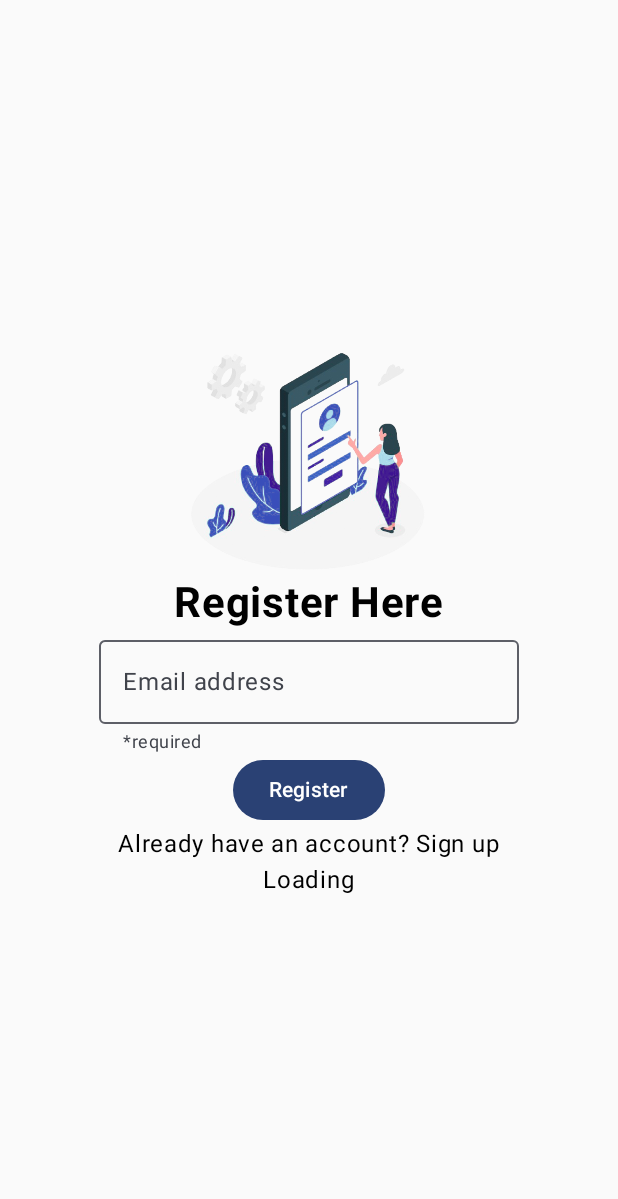
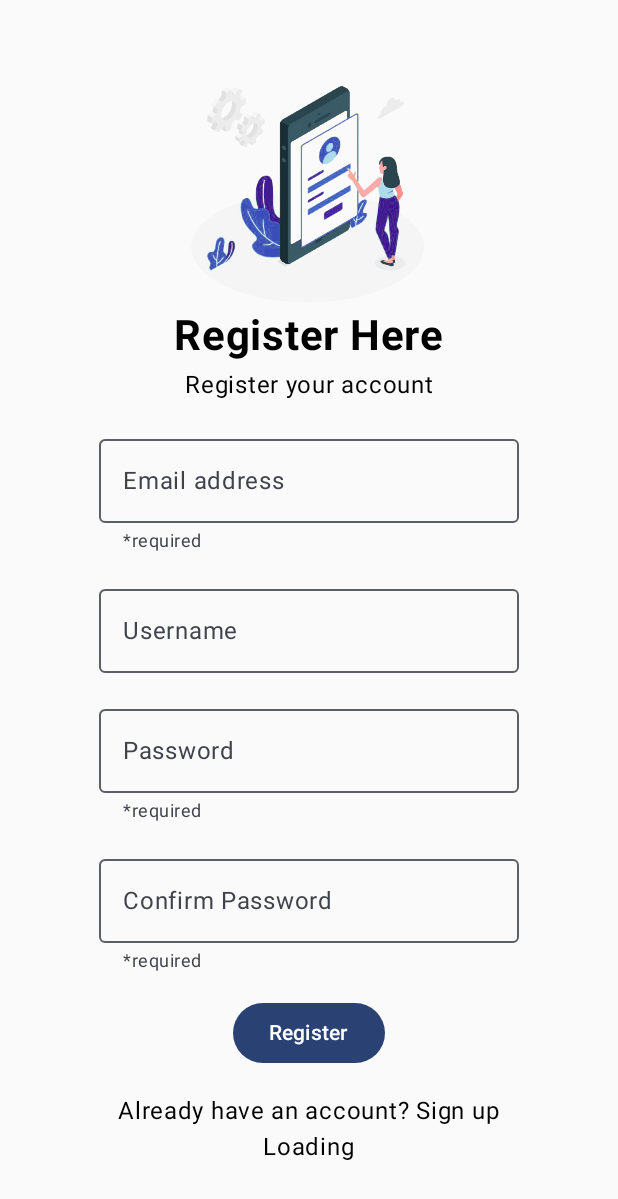
Before and after one commit to cyberguard360/ngit-sangraha360.org, an Android app built with Jetpack Compose: the register_page screen opened through its navigation route, on a phone screen of 412 x 824 dp. Shown: the top 1199 px of the screen. Run offline under Robolectric (Android 15) with nearby library versions, the light colour scheme and no system bars.

Commit message:
required changes

```diff
--- a/sg360_app/app/src/main/java/com/example/sg360/Navigation.kt
+++ b/sg360_app/app/src/main/java/com/example/sg360/Navigation.kt
@@ -101,7 +101,6 @@ fun Sg360NavHost(
         }
 
         composable(Routes.dashboard) {
-            println("Dashboard")
             val dashBoardViewModel: DashBoardViewModel = viewModel(
                 factory = DashBoardViewModel.Factory
             )
--- a/sg360_app/app/src/main/java/com/example/sg360/dashboard/AppList.kt
+++ b/sg360_app/app/src/main/java/com/example/sg360/dashboard/AppList.kt
@@ -30,8 +30,6 @@ import androidx.compose.ui.unit.dp
 fun AppList(apklist: List<String>, onItemSelected: (String) -> Unit) {
     var isExpanded by remember { mutableStateOf(false) }
     var selectedIndex by remember { mutableStateOf("Select Application") }
-    println("apklist")
-    println(apklist)
 
     Column (
         modifier = Modifier
--- a/sg360_app/app/src/main/java/com/example/sg360/dashboard/DashBoardScreen.kt
+++ b/sg360_app/app/src/main/java/com/example/sg360/dashboard/DashBoardScreen.kt
@@ -51,9 +51,7 @@ fun DashBoard(
         Button(
             onClick = {
                 if (selectedApp != "Select Application") {
-                    println(selectedApp)
                     sendData(selectedApp)
-                    println("Done")
                 } else {
                     // Handle case when nothing is selected
                     // For example, show a toast or display an error message
--- a/sg360_app/app/src/main/java/com/example/sg360/dashboard/DashBoardViewModel.kt
+++ b/sg360_app/app/src/main/java/com/example/sg360/dashboard/DashBoardViewModel.kt
@@ -100,13 +100,10 @@ class DashBoardViewModel(
         viewModelScope.launch {
             try {
                 val accessToken = userRepository.accessToken.firstOrNull()
-                println("HElerererer$accessToken")
-                println(accessToken)
                 val headerBody = "Bearer $accessToken"
                 val username = userRepository.username.firstOrNull()
                 val dataBody = activity.appFeatures(username, selectedApp)
                 val response = SgApi.retrofitService.sendData(dataBody,headerBody)
-                println(response.toString())
                 dashBoardUiState = DashBoardUiState.Success(response) // Update state with response
             } catch (e: IOException) {
                 println(e)
--- a/sg360_app/app/src/main/java/com/example/sg360/dashboard/FeatuersList.kt
+++ b/sg360_app/app/src/main/java/com/example/sg360/dashboard/FeatuersList.kt
@@ -103,7 +103,6 @@ class staticFeatures(context: Context) {
             totalTransmittedBytes = TrafficStats.getTotalTxBytes().toDouble(),
             totalTransmittedPackets = TrafficStats.getTotalTxPackets().toDouble()
         )
-        println(statsData)
         return statsData
     }
 
--- a/sg360_app/app/src/main/java/com/example/sg360/models/loginres.kt
+++ b/sg360_app/app/src/main/java/com/example/sg360/models/loginres.kt
@@ -7,6 +7,6 @@ package com.example.sg360.models
  * @property refreshToken The refresh token of the user.
  */
 data class loginres(
-    val accessToken: String, // The access token of the user.
-    val refreshToken: String // The refresh token of the user.
+    val access: String, // The access token of the user.
+    val refresh: String // The refresh token of the user.
 )
--- a/sg360_app/app/src/main/java/com/example/sg360/signinsignup/RegisterScreen.kt
+++ b/sg360_app/app/src/main/java/com/example/sg360/signinsignup/RegisterScreen.kt
@@ -29,16 +29,6 @@ import androidx.compose.ui.unit.dp
 import androidx.compose.ui.unit.sp
 import com.example.sg360.R
 
-/**
- * RegisterScreen is a Composable function that displays a screen for registering a new account.
- *
- * @param navigateToLogin A lambda function that navigates to the login screen when called.
- * @param navigateToVerify A lambda function that navigates to the verification screen when called.
- * @param signInUiState The current state of the sign-in process.
- * @param signInCall A lambda function that performs the sign-in process.
- *
- * @return Unit.
- */
 @Composable
 fun RegisterScreen(
     navigateToLogin: () -> Unit,
@@ -46,49 +36,103 @@ fun RegisterScreen(
     signInUiState: SignInUiState,
     signInCall: (email: String, username:String, password: String, confirmPass: String, tc: String ) -> Unit
 ){
-    // Variables to hold user input
+
     var email by remember { mutableStateOf("") }
+
     var password by remember { mutableStateOf("") }
+
     var password2 by remember { mutableStateOf("") }
+
     var username by remember { mutableStateOf("") }
 
-    // Variables to track errors
     var emailError by remember { mutableStateOf(false) }
+
     var passError by remember { mutableStateOf(false) }
 
-    // Variables to control dialog behavior
     var showDialog by remember { mutableStateOf(false) }
+
     var title by remember { mutableStateOf("") }
+
     var message by remember { mutableStateOf("") }
+
     var answer by remember { mutableStateOf("") }
 
-    // Main layout
     Column(
         modifier = Modifier.fillMaxSize(),
         verticalArrangement = Arrangement.Center,
         horizontalAlignment = Alignment.CenterHorizontally
     ) {
-        // Image and greeting
-        Image(painter = painterResource(id = R.drawable.a),
-            contentDescription = "Login image",
+        Image(painter = painterResource(id = R.drawable.a), contentDescription = "Login image",
             modifier = Modifier.size(160.dp))
+
         Text(text = "Register Here", fontSize = 28.sp, fontWeight = FontWeight.Bold)
 
-        // Input fields
-        OutlinedTextField(value = email,
-            onValueChange = { email = it; emailError = false },
-            label = { Text(text = "Email address") },
-            supportingText = { Text(text = "*required") },
-            keyboardOptions = KeyboardOptions(
-                keyboardType = KeyboardType.Email,
-                imeAction = ImeAction.Next
-            ), singleLine= true,
+        Spacer(modifier = Modifier.height(4.dp))
+
+        Text(text = "Register your account")
+
+        Spacer(modifier = Modifier.height(16.dp))
+
+        OutlinedTextField(value = email, onValueChange = {
+            email = it
+            emailError = false
+        }, label = {
+            Text(text = "Email address")
+        }, supportingText = {
+            Text(text = "*required")
+        }, keyboardOptions = KeyboardOptions(
+            keyboardType = KeyboardType.Email,
+            imeAction = ImeAction.Next
+        ), singleLine= true,
             isError = emailError)
 
-        // Button to trigger registration
+        Spacer(modifier = Modifier.height(16.dp))
+
+        OutlinedTextField(value = username, onValueChange = {
+            username = it
+        }, label = {
+            Text(text = "Username")
+        }, keyboardOptions = KeyboardOptions(
+            imeAction = ImeAction.Next
+        ), singleLine= true)
+
+        Spacer(modifier = Modifier.height(16.dp))
+
+        OutlinedTextField(value = password, onValueChange = {
+            password = it
+            passError = false
+        }, label = {
+            Text(text = "Password")
+        }, supportingText = {
+            Text(text = "*required")
+        }, keyboardOptions = KeyboardOptions(
+            imeAction = ImeAction.Next
+        ), singleLine= true ,
+            isError =passError,
+            visualTransformation = PasswordVisualTransformation()
+        )
+
+        Spacer(modifier = Modifier.height(16.dp))
+
+        OutlinedTextField(value = password2, onValueChange = {
+            password2 = it
+            passError = false
+        }, label = {
+            Text(text = "Confirm Password")
+        }, supportingText = {
+            Text(text = "*required")
+        }, keyboardOptions = KeyboardOptions(
+            imeAction = ImeAction.Next
+        ), singleLine= true,
+            isError = password != password2,
+            visualTransformation = PasswordVisualTransformation()
+        )
+
+        Spacer(modifier = Modifier.height(16.dp))
+
         Button(onClick = {
-            // Check input validity and set errors if needed
             if (!email.contains("@gmail.com")) {
+                // Set showDialog to true to show the error dialog
                 emailError = true
                 showDialog = true
                 answer = "Okay"
@@ -107,18 +151,18 @@ fun RegisterScreen(
                 title = "Password invalid"
                 message = "Password should be same"
             }
-            // Proceed with registration if no errors
             if (!emailError && !passError) {
+                // No errors, navigate to the desired route
                 if (username.isEmpty()) {
                     username = email.split('@').getOrElse(0) { "" }
                 }
+                // Proceed with registration
                 signInCall(email, username, password, password2, "True")
             }
         }) {
             Text(text = "Register")
         }
 
-        // Display error dialog if needed
         if (showDialog) {
             ShowDialog(
                 title = title,
@@ -128,10 +172,12 @@ fun RegisterScreen(
             )
         }
 
-        // Navigation options
+        Spacer(modifier = Modifier.height(16.dp))
+
         Text(text = "Already have an account? Sign up", modifier = Modifier.clickable {
             navigateToLogin()
         })
+
         when (signInUiState){
             is SignInUiState.Loading -> LoadingScreen()
             is SignInUiState.Success -> navigateToVerify()
@@ -139,10 +185,10 @@ fun RegisterScreen(
                 ErrorScreen(signInUiState.errorMessage)
             }
         }
+
     }
 }
 
-// Composable function to display an AlertDialog with the specified title, message, answer, and onDismiss action.
 @Composable
 fun ShowDialog(title: String, message: String, answer: String, onDismiss: () -> Unit) {
     AlertDialog(
--- a/sg360_app/app/src/main/java/com/example/sg360/signinsignup/SignInSignUpViewModel.kt
+++ b/sg360_app/app/src/main/java/com/example/sg360/signinsignup/SignInSignUpViewModel.kt
@@ -61,8 +61,8 @@ class SignInSignUpViewModel(
 
                 SignInUiState.Loading.also {
                     signInUiState = SignInUiState.Success(response.toString())
-                    userRepository.saveAccessToken(response.accessToken)
-                    userRepository.saveRefreshToken(response.refreshToken)
+                    userRepository.saveAccessToken(response.access)
+                    userRepository.saveRefreshToken(response.refresh)
 
                     navigateToDashBoard()
                 }
```
Also changed, not shown: sg360_app/app/src/main/java/com/example/sg360/SG360Application.kt (line endings or trailing spaces).
